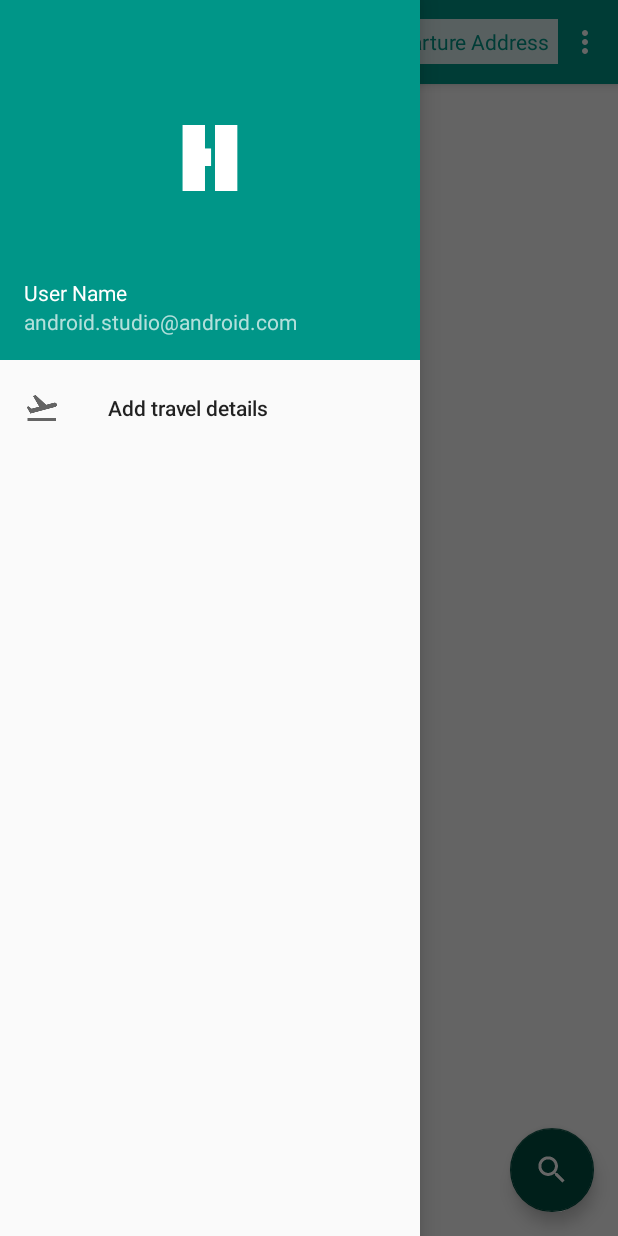
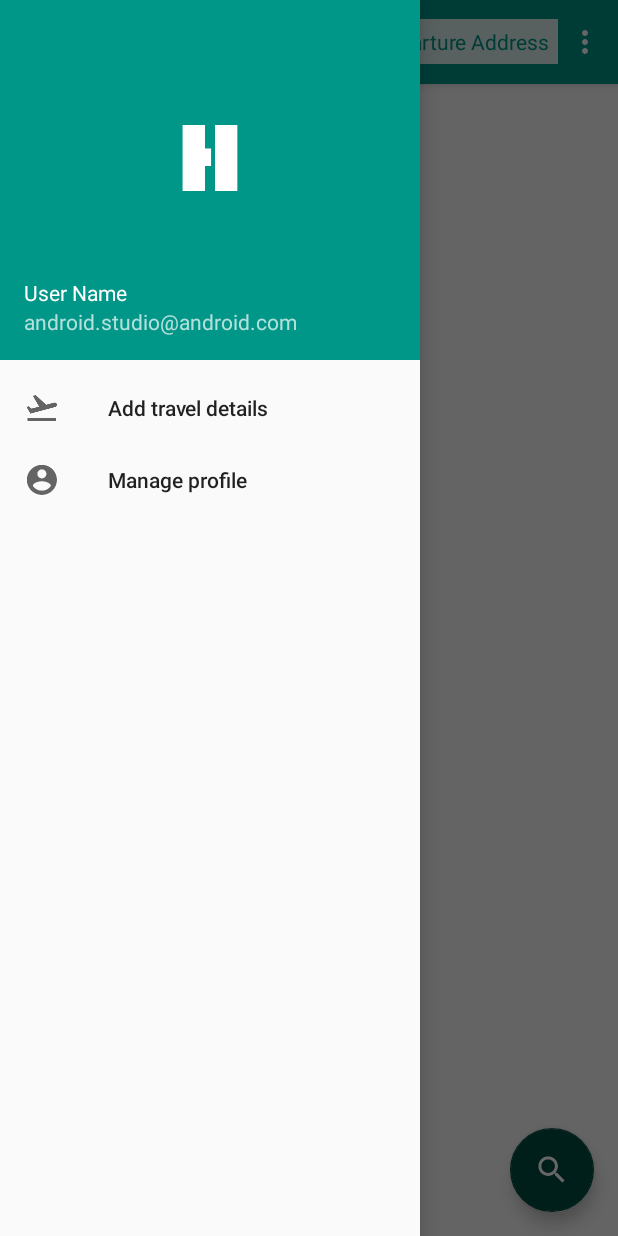
Before and after one commit to andela/helpmebuy, an Android app: the HomeActivity screen opened directly, with no data from a screen before it, with the side drawer open, on a phone screen of 412 x 824 dp. Run offline under Robolectric (Android 15) with nearby library versions, the phone set to English and light mode, and no system bars; our stand-ins replace Picasso; libraries missing offline, so code that uses them is left out: com.firebase.client; pictures from the network do not load; 2 statements that could not run were skipped.

Commit message:
Add manage profile icon

```diff
--- a/app/src/main/res/menu/menu_home_activity_drawer.xml
+++ b/app/src/main/res/menu/menu_home_activity_drawer.xml
@@ -6,6 +6,13 @@
             android:id="@+id/add_travel"
             android:title="Add travel details"
             android:icon="@drawable/ic_flight_takeoff_black_24dp"/>
+
+        <item
+            android:id="@+id/manage_profile"
+            android:title="Manage profile"
+            android:icon="@drawable/ic_account_circle_black_48dp"/>
+
+
     </group>
 
 </menu>
```
Also changed, not shown: app/src/main/ic_manage_profile-web.png (added), app/src/main/res/mipmap-hdpi/ic_manage_profile.png (added), app/src/main/res/mipmap-mdpi/ic_manage_profile.png (added), app/src/main/res/mipmap-xhdpi/ic_manage_profile.png (added), app/src/main/res/mipmap-xxhdpi/ic_manage_profile.png (added), app/src/main/res/mipmap-xxxhdpi/ic_manage_profile.png (added).
